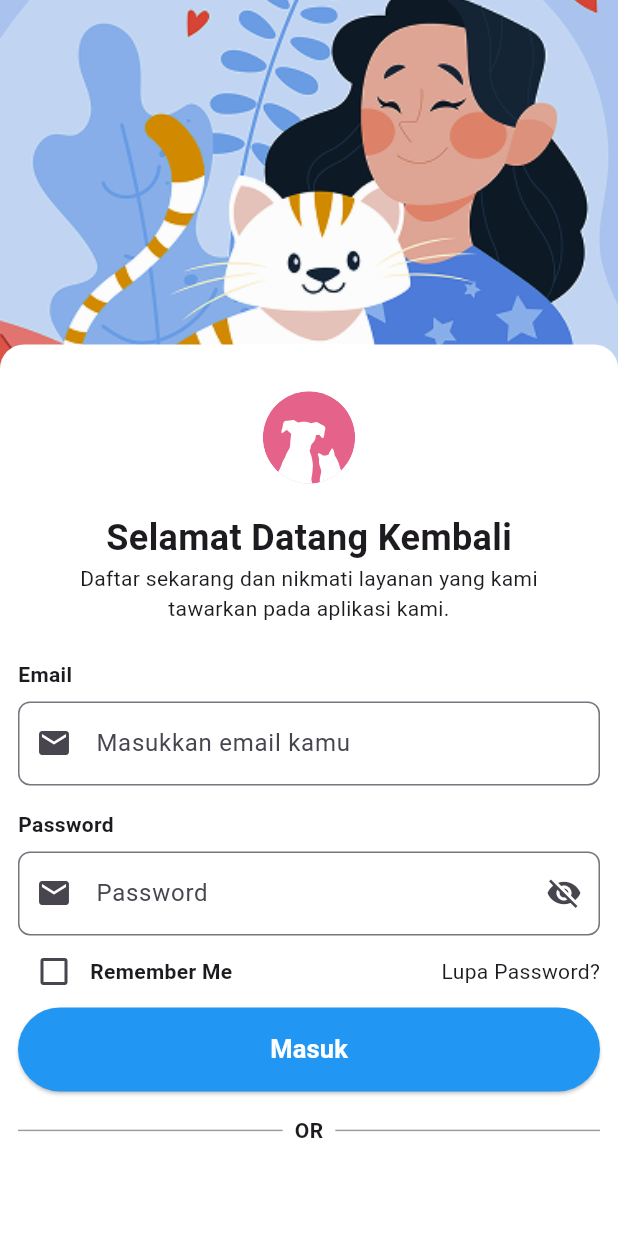
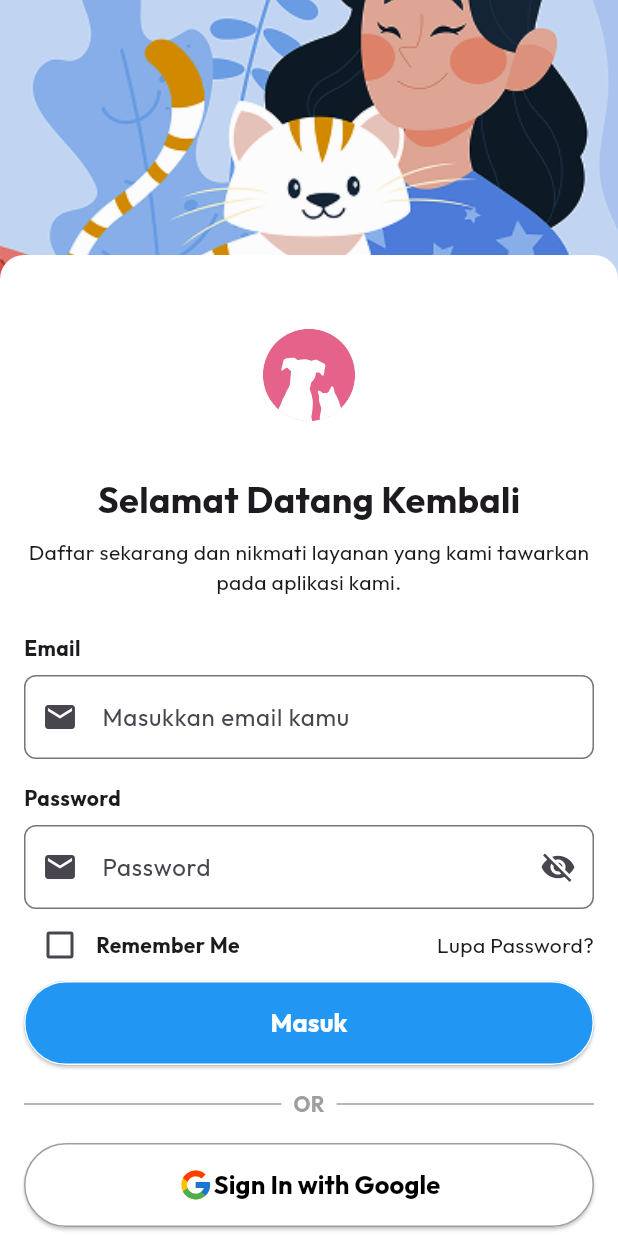
Before and after one commit to arnawa-digital/petlyfe-mobile, a Flutter app: the screen it shows after launch, on a phone screen of 412 x 824 dp. Run offline on Flutter 3.47's test engine with Material 3 defaults, Android fonts, the light colour scheme and no system bars; our stand-ins replace flutter_svg, get, google_fonts.

Commit message:
menambahkan font

```diff
--- a/lib/app/modules/auth/login/views/login_view.dart
+++ b/lib/app/modules/auth/login/views/login_view.dart
@@ -1,5 +1,7 @@
 import 'package:flutter/material.dart';
+import 'package:flutter_svg/svg.dart';
 import 'package:get/get.dart';
+import 'package:petlyfe_mobile/widgets/ui/custom_button.dart';
 import 'package:petlyfe_mobile/widgets/ui/custom_text_field.dart';
 import 'package:petlyfe_mobile/widgets/ui/layouts/auth/auth_layout.dart';
 import 'package:petlyfe_mobile/widgets/ui/or_divider.dart';
@@ -59,24 +61,20 @@ class LoginView extends GetView<LoginController> {
                         Text("Lupa Password?"),
                       ],
                     ),
-                    ElevatedButton(
-                      onPressed: () {},
-                      style: ElevatedButton.styleFrom(
-                        backgroundColor: Colors.blue,
-                        padding: EdgeInsets.symmetric(vertical: 16),
-                        shape: RoundedRectangleBorder(
-                          borderRadius: BorderRadius.circular(30),
+                    CustomButton(
+                      onPressed: () {
+                        // Action ketika tombol ditekan
+                      },
+                      backgroundColor: Colors.blue,
+                      child: const Text(
+                        "Masuk",
+                        style: TextStyle(
+                          fontSize: 17,
+                          color: Colors.white,
+                          fontWeight: FontWeight.bold,
                         ),
                       ),
-                      child: Text("Masuk",
-                          style: TextStyle(
-                            fontSize: 17,
-                            color: Colors.white,
-                            fontWeight: FontWeight.bold,
-                          )),
                     ),
-                    SizedBox(height: 16),
-                    OrDivider(),
                     SizedBox(height: 16),
                   ],
                 ),
--- a/lib/main.dart
+++ b/lib/main.dart
@@ -1,15 +1,21 @@
 import 'package:flutter/material.dart';
 
 import 'package:get/get.dart';
+import 'package:google_fonts/google_fonts.dart';
 
 import 'app/routes/app_pages.dart';
 
 void main() {
+  WidgetsFlutterBinding.ensureInitialized();
+
   runApp(
     GetMaterialApp(
       title: "Application",
       initialRoute: AppPages.INITIAL,
       getPages: AppPages.routes,
+      theme: ThemeData(
+          fontFamily: GoogleFonts.outfit().fontFamily,
+          scaffoldBackgroundColor: Colors.white),
     ),
   );
 }
--- a/lib/widgets/ui/custom_button.dart
+++ b/lib/widgets/ui/custom_button.dart
@@ -6,15 +6,17 @@ class CustomButton extends StatelessWidget {
   final Widget child;
   final EdgeInsetsGeometry padding;
   final double borderRadius;
+  final Color borderColor;
 
   const CustomButton({
-    Key? key,
+    super.key,
     required this.onPressed,
     required this.backgroundColor,
     required this.child,
     this.padding = const EdgeInsets.symmetric(vertical: 16),
     this.borderRadius = 30.0,
-  }) : super(key: key);
+    this.borderColor = Colors.white,
+  });
 
   @override
   Widget build(BuildContext context) {
@@ -24,6 +26,7 @@ class CustomButton extends StatelessWidget {
         backgroundColor: backgroundColor,
         padding: padding,
         shape: RoundedRectangleBorder(
+          side: BorderSide(color: borderColor),
           borderRadius: BorderRadius.circular(borderRadius),
         ),
       ),
--- a/lib/widgets/ui/layouts/auth/auth_layout.dart
+++ b/lib/widgets/ui/layouts/auth/auth_layout.dart
@@ -1,5 +1,7 @@
 import 'package:flutter/material.dart';
 import 'package:flutter_svg/svg.dart';
+import 'package:petlyfe_mobile/widgets/ui/custom_button.dart';
+import 'package:petlyfe_mobile/widgets/ui/or_divider.dart';
 
 class AuthLayout extends StatelessWidget {
   final String bannerImagePath;
@@ -7,6 +9,7 @@ class AuthLayout extends StatelessWidget {
   final String welcomeText;
   final String descriptionText;
   final Widget child;
+  final bool isLogin;
 
   const AuthLayout({
     super.key,
@@ -15,48 +18,58 @@ class AuthLayout extends StatelessWidget {
     required this.welcomeText,
     required this.descriptionText,
     required this.child,
+    this.isLogin = true,
   });
 
   @override
   Widget build(BuildContext context) {
-    final width = MediaQuery.of(context).size.width;
-    final height = MediaQuery.of(context).size.height;
-
-    return Column(
+    return Scaffold(
+      body: CustomScrollView(
+        slivers: [
+          SliverAppBar(
+            pinned: true,
+            expandedHeight: 200,
+            flexibleSpace: Stack(
               children: [
-        Expanded(
-          child: Stack(
-            children: [
-              Image.asset(
+                Positioned.fill(
+                  bottom: -30,
+                  child: Image.asset(
                     bannerImagePath,
-                fit: BoxFit.fitWidth,
-                width: width,
-                height: height * 0.4,
+                    fit: BoxFit.cover,
+                  ),
                 ),
                 Positioned(
-                top: height * 0.4 - 100,
+                  bottom: -10,
+                  left: 0,
+                  right: 0,
                   child: Container(
-                  height: height,
-                  width: width,
-                  padding: const EdgeInsets.all(12),
+                    height: 40,
                     decoration: const BoxDecoration(
                       color: Colors.white,
-                    borderRadius: BorderRadius.only(
-                      topLeft: Radius.circular(16),
-                      topRight: Radius.circular(16),
+                      borderRadius: BorderRadius.vertical(
+                        top: Radius.circular(16),
                       ),
                     ),
+                  ),
+                ),
+              ],
+            ),
+          ),
+          SliverToBoxAdapter(
+            child: Container(
+              padding: const EdgeInsets.symmetric(horizontal: 16),
+              decoration: const BoxDecoration(
+                color: Colors.white,
+              ),
               child: Column(
+                crossAxisAlignment: CrossAxisAlignment.center,
                 children: [
                   SvgPicture.asset(
                     iconPath,
                     width: 100,
                     height: 100,
                   ),
-                      Padding(
-                        padding: const EdgeInsets.symmetric(horizontal: 16),
-                        child: Column(
-                          children: [
+                  const SizedBox(height: 16),
                   Text(
                     welcomeText,
                     style: const TextStyle(
@@ -64,23 +77,71 @@ class AuthLayout extends StatelessWidget {
                       fontWeight: FontWeight.bold,
                     ),
                   ),
+                  const SizedBox(height: 8),
                   Text(
                     descriptionText,
                     textAlign: TextAlign.center,
                   ),
+                  const SizedBox(height: 24),
+                  child,
+                  OrDivider(),
+                  SizedBox(height: 16),
+                  CustomButton(
+                      onPressed: () {
+                        // Action ketika tombol ditekan
+                      },
+                      backgroundColor: Colors.white,
+                      borderColor: Colors.grey,
+                      child: Row(
+                        mainAxisAlignment: MainAxisAlignment.center,
+                        children: [
+                          SvgPicture.asset(
+                            'assets/icons/svg/google.svg',
+                            width: 24,
+                            height: 24,
+                          ),
+                          Text("Sign In with Google",
+                              style: TextStyle(
+                                fontSize: 17,
+                                color: Colors.black,
+                                fontWeight: FontWeight.bold,
+                              )),
+                        ],
+                      )),
+                  SizedBox(height: 16),
+                  if (isLogin)
+                    Row(
+                      mainAxisAlignment: MainAxisAlignment.center,
+                      children: [
+                        const Text("Don't have an aaccount?"),
+                        GestureDetector(
+                          child: Text(" Sign Up",
+                              style: const TextStyle(
+                                  fontWeight: FontWeight.bold,
+                                  color: Colors.blue)),
+                        ),
+                      ],
+                    )
+                  else
+                    Row(
+                      mainAxisAlignment: MainAxisAlignment.center,
+                      children: [
+                        const Text("Already have an account?"),
+                        GestureDetector(
+                          child: Text(" Sign In",
+                              style: const TextStyle(
+                                  fontWeight: FontWeight.bold,
+                                  color: Colors.blue)),
+                        ),
+                      ],
+                    ),
+                  SizedBox(height: 16),
                 ],
               ),
             ),
-                      const SizedBox(height: 24),
-                      child,
+          ),
         ],
       ),
-                ),
-              )
-            ],
-          ),
-        ),
-      ],
     );
   }
 }
--- a/lib/widgets/ui/or_divider.dart
+++ b/lib/widgets/ui/or_divider.dart
@@ -24,7 +24,8 @@ class OrDivider extends StatelessWidget {
           padding: const EdgeInsets.symmetric(horizontal: 8.0),
           child: Text(
             text,
-            style: const TextStyle(fontSize: 14, fontWeight: FontWeight.bold),
+            style: TextStyle(
+                fontSize: 14, fontWeight: FontWeight.bold, color: dividerColor),
           ),
         ),
         Expanded(
--- a/pubspec.yaml
+++ b/pubspec.yaml
@@ -38,6 +38,7 @@ dependencies:
   get_storage: ^2.1.1
   flutter_dotenv: ^5.2.1
   flutter_svg: ^2.0.17
+  google_fonts: ^6.2.1
 
 dev_dependencies:
   flutter_test:
```
Also changed, not shown: assets/icons/svg/google.svg (added), pubspec.lock. Lines whose indentation alone changed are shown as unchanged.
